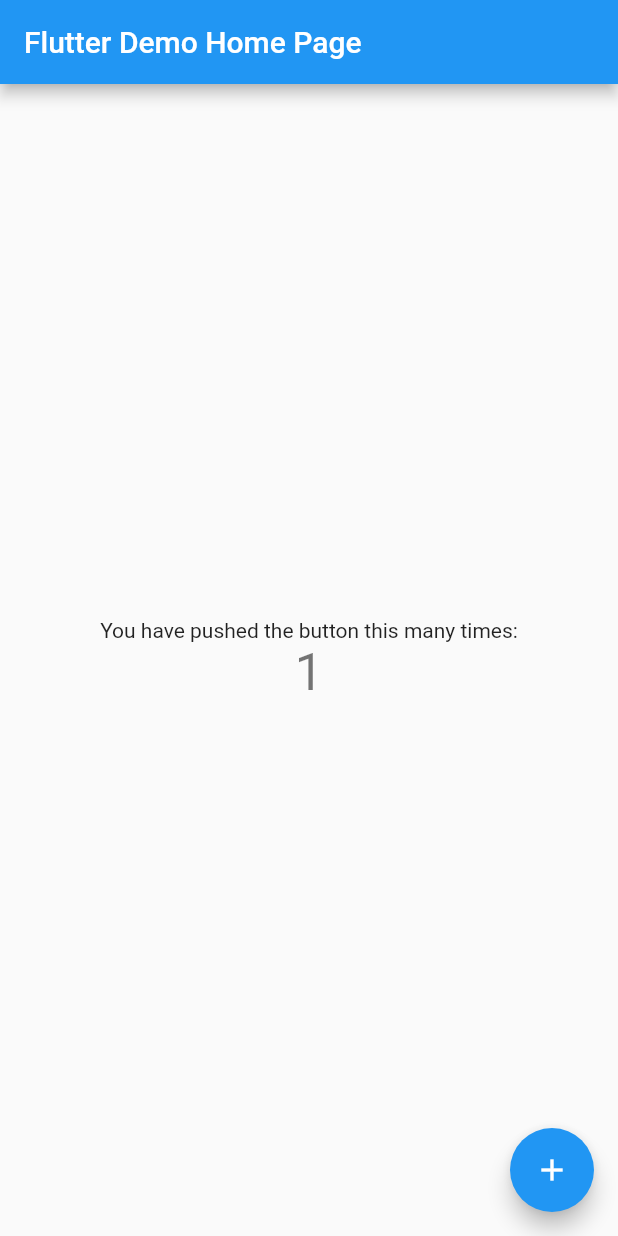
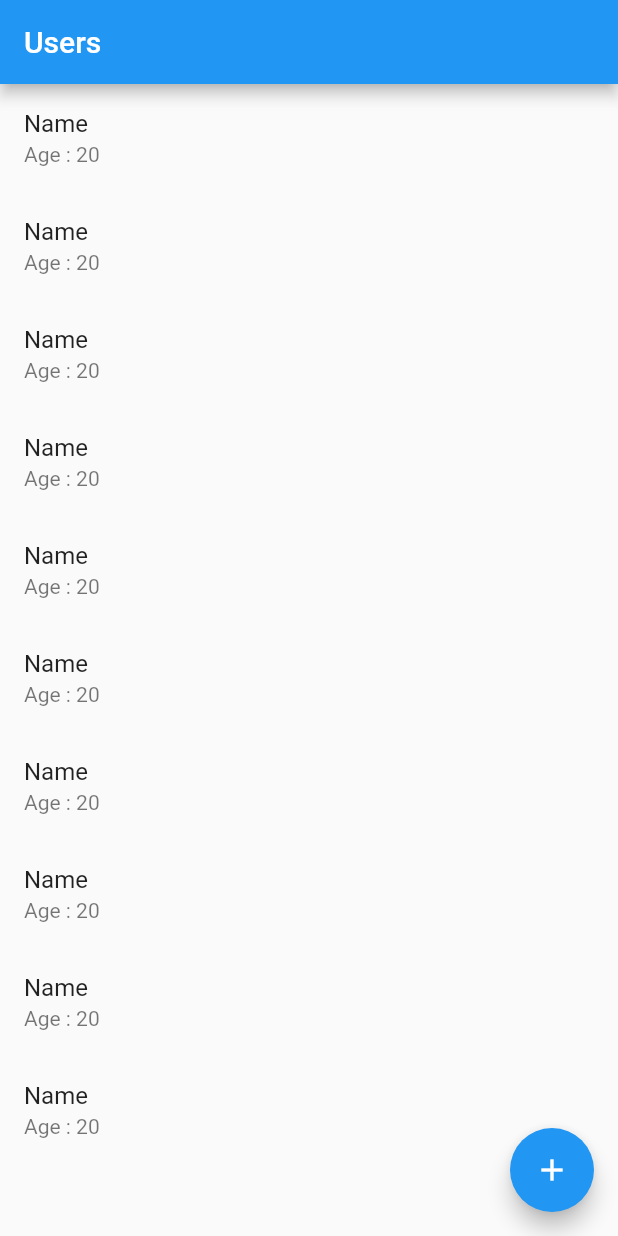
Before and after one commit to TahsinulAmir/Firebase-Flutter, a Flutter app: the screen it shows after launch, after a tap on the "add" icon, on a phone screen of 412 x 824 dp. Run offline on Flutter 3.47's test engine with Material 2 defaults, Android fonts, the phone set to English and light mode, and no system bars; our stand-ins replace firebase_core; accounts and stored records are empty.

Commit message:
Cloud Firestore: create userscreen

```diff
--- a/lib/main.dart
+++ b/lib/main.dart
@@ -1,4 +1,5 @@
 import 'package:firebase_core/firebase_core.dart';
+import 'package:firebaseflutter/screen/users_screen.dart';
 import 'package:flutter/material.dart';
 
 import 'firebase_options.dart';
@@ -14,109 +15,11 @@ void main() async {
 class MyApp extends StatelessWidget {
   const MyApp({super.key});
 
-  // This widget is the root of your application.
   @override
   Widget build(BuildContext context) {
     return MaterialApp(
-      title: 'Flutter Demo',
-      theme: ThemeData(
-        // This is the theme of your application.
-        //
-        // Try running your application with "flutter run". You'll see the
-        // application has a blue toolbar. Then, without quitting the app, try
-        // changing the primarySwatch below to Colors.green and then invoke
-        // "hot reload" (press "r" in the console where you ran "flutter run",
-        // or simply save your changes to "hot reload" in a Flutter IDE).
-        // Notice that the counter didn't reset back to zero; the application
-        // is not restarted.
-        primarySwatch: Colors.blue,
-      ),
-      home: const MyHomePage(title: 'Flutter Demo Home Page'),
+      debugShowCheckedModeBanner: false,
+      home: UserScreen(),
     );
   }
 }
-
-class MyHomePage extends StatefulWidget {
-  const MyHomePage({super.key, required this.title});
-
-  // This widget is the home page of your application. It is stateful, meaning
-  // that it has a State object (defined below) that contains fields that affect
-  // how it looks.
-
-  // This class is the configuration for the state. It holds the values (in this
-  // case the title) provided by the parent (in this case the App widget) and
-  // used by the build method of the State. Fields in a Widget subclass are
-  // always marked "final".
-
-  final String title;
-
-  @override
-  State<MyHomePage> createState() => _MyHomePageState();
-}
-
-class _MyHomePageState extends State<MyHomePage> {
-  int _counter = 0;
-
-  void _incrementCounter() {
-    setState(() {
-      // This call to setState tells the Flutter framework that something has
-      // changed in this State, which causes it to rerun the build method below
-      // so that the display can reflect the updated values. If we changed
-      // _counter without calling setState(), then the build method would not be
-      // called again, and so nothing would appear to happen.
-      _counter++;
-    });
-  }
-
-  @override
-  Widget build(BuildContext context) {
-    // This method is rerun every time setState is called, for instance as done
-    // by the _incrementCounter method above.
-    //
-    // The Flutter framework has been optimized to make rerunning build methods
-    // fast, so that you can just rebuild anything that needs updating rather
-    // than having to individually change instances of widgets.
-    return Scaffold(
-      appBar: AppBar(
-        // Here we take the value from the MyHomePage object that was created by
-        // the App.build method, and use it to set our appbar title.
-        title: Text(widget.title),
-      ),
-      body: Center(
-        // Center is a layout widget. It takes a single child and positions it
-        // in the middle of the parent.
-        child: Column(
-          // Column is also a layout widget. It takes a list of children and
-          // arranges them vertically. By default, it sizes itself to fit its
-          // children horizontally, and tries to be as tall as its parent.
-          //
-          // Invoke "debug painting" (press "p" in the console, choose the
-          // "Toggle Debug Paint" action from the Flutter Inspector in Android
-          // Studio, or the "Toggle Debug Paint" command in Visual Studio Code)
-          // to see the wireframe for each widget.
-          //
-          // Column has various properties to control how it sizes itself and
-          // how it positions its children. Here we use mainAxisAlignment to
-          // center the children vertically; the main axis here is the vertical
-          // axis because Columns are vertical (the cross axis would be
-          // horizontal).
-          mainAxisAlignment: MainAxisAlignment.center,
-          children: <Widget>[
-            const Text(
-              'You have pushed the button this many times:',
-            ),
-            Text(
-              '$_counter',
-              style: Theme.of(context).textTheme.headlineMedium,
-            ),
-          ],
-        ),
-      ),
-      floatingActionButton: FloatingActionButton(
-        onPressed: _incrementCounter,
-        tooltip: 'Increment',
-        child: const Icon(Icons.add),
-      ), // This trailing comma makes auto-formatting nicer for build methods.
-    );
-  }
-}
--- /dev/null
+++ b/lib/screen/users_screen.dart
@@ -0,0 +1,27 @@
+import 'package:flutter/material.dart';
+
+class UserScreen extends StatelessWidget {
+  const UserScreen({super.key});
+
+  @override
+  Widget build(BuildContext context) {
+    return Scaffold(
+      floatingActionButton: FloatingActionButton(
+        onPressed: () {},
+        child: Icon(Icons.add),
+      ),
+      appBar: AppBar(
+        title: Text("Users"),
+      ),
+      body: ListView.builder(
+        itemCount: 10,
+        itemBuilder: (context, index) {
+          return ListTile(
+            title: Text("Name"),
+            subtitle: Text("Age : 20"),
+          );
+        },
+      ),
+    );
+  }
+}
```
